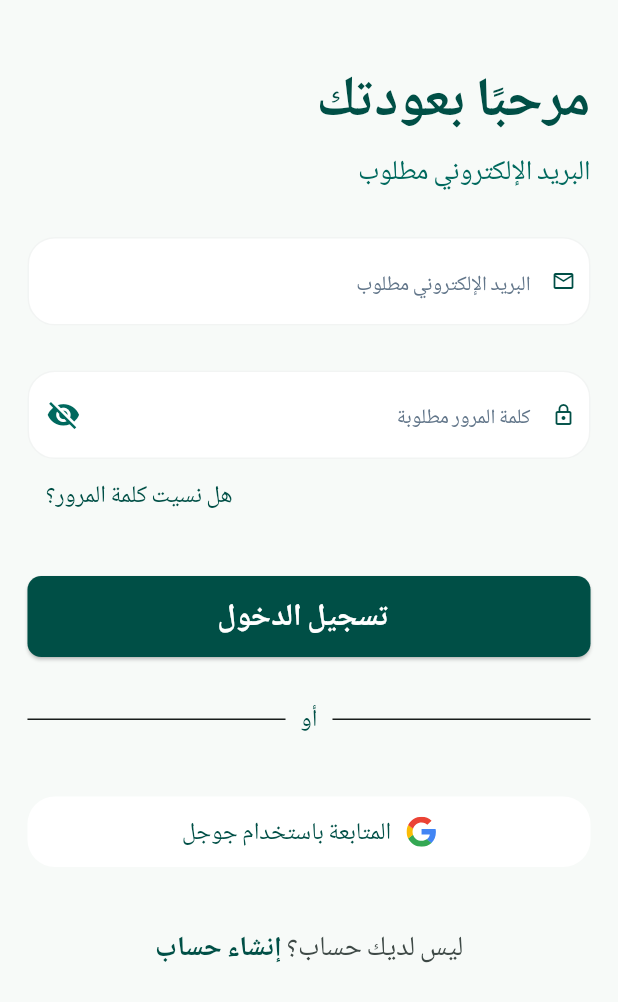
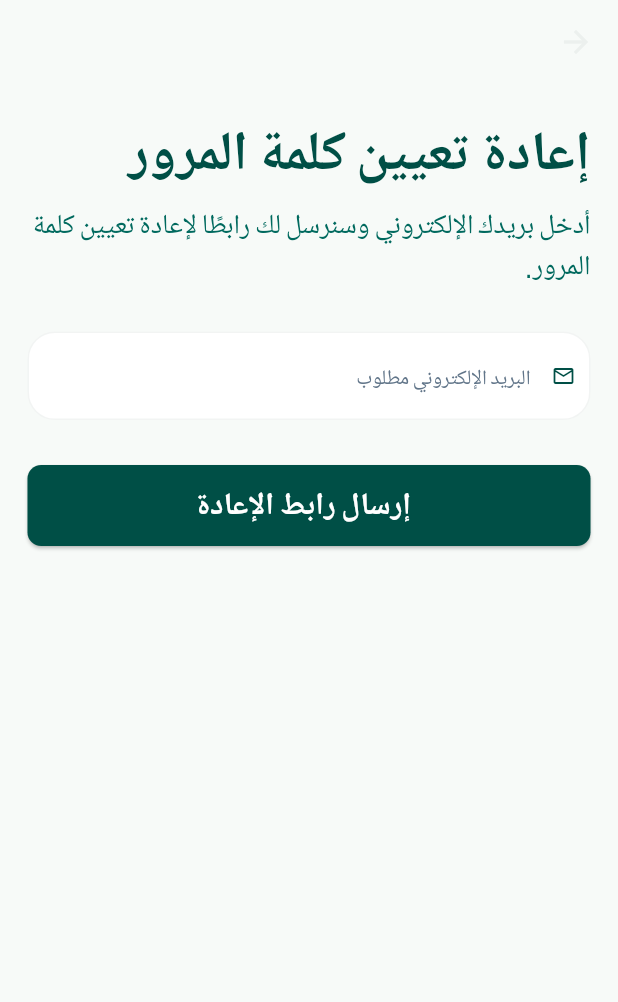
Before and after one commit to aliNassef/Lumna-Dashboard, a Flutter app: the LoginView screen opened by its route, after a tap on "هل نسيت كلمة المرور؟", on a phone screen of 412 x 824 dp. Shown: the top 1002 px of the screen. Run offline on Flutter 3.47's test engine with Material 3 defaults, Android fonts, the phone set to English and light mode, and no system bars; our stand-ins replace bloc, cached_network_image, dartz, data_table_2, dio, dotted_border and 21 more; missing offline and left inert: flutter_lazy_indexed_stack, mapbox_maps_flutter; accounts and stored records are empty; network calls fail.

Commit message:
Add forgot-password flow and admin session check
Implements password-reset and update flow and ensures only admin sessions persist on cold start. Added ForgotPasswordCubit, states, views, and widgets (forgot/update password). Extended AuthRemoteDataSource and AuthRepo with resetPassword/updatePassword. Registered the cubit in DI and exported it. Added routes/exports for forgot/update password and wired LoginView to navigate to the reset flow. Centralized admin enforcement: AppConfig clears non-admin restored sessions on startup and AuthCubit enforces admin after sign-in/deep-link. Also added locale keys and translations for the new UI strings.

```diff
--- a/assets/translations/ar.json
+++ b/assets/translations/ar.json
@@ -66,6 +66,13 @@
   "auth_continue_google": "المتابعة باستخدام جوجل",
   "auth_create_account": "إنشاء حساب",
   "auth_join": "انضم إلى مجتمعنا",
+  "auth_reset_password_title": "إعادة تعيين كلمة المرور",
+  "auth_reset_password_subtitle": "أدخل بريدك الإلكتروني وسنرسل لك رابطًا لإعادة تعيين كلمة المرور.",
+  "auth_send_reset_link": "إرسال رابط الإعادة",
+  "auth_reset_email_sent": "لقد أرسلنا رابط إعادة تعيين كلمة المرور إلى بريدك الإلكتروني.",
+  "auth_new_password": "كلمة المرور الجديدة",
+  "auth_update_password": "تحديث كلمة المرور",
+  "auth_password_updated": "تم تحديث كلمة المرور بنجاح.",
   "create_account": "إنشاء حساب",
   "join_community": "انضم إلينا وابدأ رحلتك",
   "or": "أو",
--- a/lib/core/di/di.dart
+++ b/lib/core/di/di.dart
@@ -6,6 +6,7 @@ export '../../features/account/presentation/controller/account_cubit/account_cub
 export '../../features/auth/data/datasource/auth_remote_datasource.dart';
 export '../../features/auth/data/repo/auth_repo.dart';
 export '../../features/auth/presentation/controller/auth_cubit/auth_cubit.dart';
+export '../../features/auth/presentation/controller/forgot_password_cubit/forgot_password_cubit.dart';
 export '../../features/category/data/datasource/category_remote_datasource.dart';
 export '../../features/category/data/repo/category_repo.dart';
 export '../../features/category/presentation/controller/category_cubit/category_cubit.dart';
--- a/lib/core/di/injection_container.dart
+++ b/lib/core/di/injection_container.dart
@@ -71,6 +71,12 @@ Future<void> _setupAccountFeature() async {
 Future<void> _setupAuthFeature() async {
   injector.registerFactory(
     () => AuthCubit(
+      authRepo: injector<AuthRepo>(),
+    ),
+  );
+
+  injector.registerFactory(
+    () => ForgotPasswordCubit(
       authRepo: injector<AuthRepo>(),
     ),
   );
--- a/lib/core/navigation/app_routes.dart
+++ b/lib/core/navigation/app_routes.dart
@@ -22,6 +22,12 @@ class AppRouter {
         break;
       case LoginView.routeName:
         page = const LoginView();
+        break;
+      case ForgotPasswordView.routeName:
+        page = const ForgotPasswordView();
+        break;
+      case UpdatePasswordView.routeName:
+        page = const UpdatePasswordView();
         break;
       case LayoutView.routeName:
         page = const LayoutView();
--- a/lib/core/navigation/navigation.dart
+++ b/lib/core/navigation/navigation.dart
@@ -6,6 +6,8 @@ export 'navigator_key.dart';
 
 export '../../features/auth/presentation/views/login_view.dart';
 export '../../features/auth/presentation/views/signup_view.dart';
+export '../../features/auth/presentation/views/forgot_password_view.dart';
+export '../../features/auth/presentation/views/update_password_view.dart';
 export '../../features/category/presentation/views/manage_category_view.dart';
 export '../../features/layout/presentation/views/layout_view.dart';
 export '../../features/offers/presentation/views/manage_offers_view.dart';
--- /dev/null
+++ b/lib/features/auth/presentation/controller/forgot_password_cubit/forgot_password_state.dart
@@ -0,0 +1,25 @@
+part of 'forgot_password_cubit.dart';
+
+sealed class ForgotPasswordState extends Equatable {
+  const ForgotPasswordState();
+
+  @override
+  List<Object> get props => [];
+}
+
+final class ForgotPasswordInitial extends ForgotPasswordState {}
+
+final class ForgotPasswordLoading extends ForgotPasswordState {}
+
+final class ForgotPasswordEmailSent extends ForgotPasswordState {}
+
+final class ForgotPasswordUpdated extends ForgotPasswordState {}
+
+final class ForgotPasswordError extends ForgotPasswordState {
+  final Failure failure;
+
+  const ForgotPasswordError({required this.failure});
+
+  @override
+  List<Object> get props => [failure];
+}
--- /dev/null
+++ b/lib/features/auth/presentation/views/forgot_password_view.dart
@@ -0,0 +1,31 @@
+import 'package:flutter/material.dart';
+import 'package:flutter_bloc/flutter_bloc.dart';
+
+import '../../../../core/di/injection_container.dart';
+import '../../../../core/extensions/padding_extension.dart';
+import '../../../../core/utils/spacer.dart';
+import '../controller/forgot_password_cubit/forgot_password_cubit.dart';
+import '../widgets/forgot_password_body.dart';
+
+class ForgotPasswordView extends StatelessWidget {
+  const ForgotPasswordView({super.key});
+  static const String routeName = 'forgot_password';
+
+  @override
+  Widget build(BuildContext context) {
+    return Scaffold(
+      appBar: AppBar(
+        backgroundColor: Colors.transparent,
+        elevation: 0,
+      ),
+      body: SafeArea(
+        child: SingleChildScrollView(
+          child: BlocProvider(
+            create: (_) => injector<ForgotPasswordCubit>(),
+            child: const ForgotPasswordBody(),
+          ).withHorizontalPadding(Spacing.extraLarge),
+        ),
+      ),
+    );
+  }
+}
--- /dev/null
+++ b/lib/features/auth/presentation/widgets/forgot_password_body.dart
@@ -0,0 +1,113 @@
+import 'package:easy_localization/easy_localization.dart';
+import 'package:flutter/material.dart';
+import 'package:flutter_bloc/flutter_bloc.dart';
+import 'package:gap/gap.dart';
+
+import '../../../../core/extensions/app_dialog_extension.dart';
+import '../../../../core/extensions/color_extensions.dart';
+import '../../../../core/extensions/typography_extension.dart';
+import '../../../../core/navigation/navigation.dart';
+import '../../../../core/translation/locale_keys.g.dart';
+import '../../../../core/validator/validators.dart';
+import '../../../../core/widgets/custom_button.dart';
+import '../../../../core/widgets/custom_form_field.dart';
+import '../../../../core/widgets/loading_icon_indicator_button.dart';
+import '../controller/forgot_password_cubit/forgot_password_cubit.dart';
+
+class ForgotPasswordBody extends StatefulWidget {
+  const ForgotPasswordBody({super.key});
+
+  @override
+  State<ForgotPasswordBody> createState() => _ForgotPasswordBodyState();
+}
+
+class _ForgotPasswordBodyState extends State<ForgotPasswordBody> {
+  late final TextEditingController _emailController;
+  late final GlobalKey<FormState> _formKey;
+
+  @override
+  void initState() {
+    super.initState();
+    _emailController = TextEditingController();
+    _formKey = GlobalKey<FormState>();
+  }
+
+  @override
+  void dispose() {
+    _emailController.dispose();
+    _formKey.currentState?.dispose();
+    super.dispose();
+  }
+
+  @override
+  Widget build(BuildContext context) {
+    return Form(
+      key: _formKey,
+      child: Column(
+        crossAxisAlignment: .start,
+        children: [
+          const Gap(20),
+          Text(
+            LocaleKeys.auth_reset_password_title.tr(),
+            style: context.typography.bold32.copyWith(
+              color: context.colors.primary,
+            ),
+          ),
+          const Gap(8),
+          Text(
+            LocaleKeys.auth_reset_password_subtitle.tr(),
+            style: context.typography.medium16.copyWith(
+              color: context.colors.primaryContainer,
+            ),
+          ),
+          const Gap(30),
+          CustomTextFormField(
+            controller: _emailController,
+            hintText: LocaleKeys.auth_email_required.tr(),
+            prefixIcon: Icons.email_outlined,
+            validator: Validators.emailValidator,
+            keyboardType: TextInputType.emailAddress,
+          ),
+          const Gap(30),
+          BlocConsumer<ForgotPasswordCubit, ForgotPasswordState>(
+            listener: (context, state) {
+              if (state is ForgotPasswordEmailSent) {
+                context.showAppDialog(
+                  title: LocaleKeys.auth_reset_password_title.tr(),
+                  message: LocaleKeys.auth_reset_email_sent.tr(),
+                  isSuccess: true,
+                  onConfirm: () => context.pop(),
+                );
+              }
+              if (state is ForgotPasswordError) {
+                context.showAppDialog(
+                  title: 'Error',
+                  message: state.failure.errMessage,
+                  isSuccess: false,
+                );
+              }
+            },
+            builder: (context, state) {
+              return CustomButton(
+                isDisabled: state is ForgotPasswordLoading,
+                icon: LoadingIconIndicatorButton(
+                  isLoading: state is ForgotPasswordLoading,
+                ),
+                text: LocaleKeys.auth_send_reset_link.tr(),
+                onPressed: () => _sendResetLink(context),
+              );
+            },
+          ),
+        ],
+      ),
+    );
+  }
+
+  void _sendResetLink(BuildContext context) {
+    if (_formKey.currentState!.validate()) {
+      context.read<ForgotPasswordCubit>().sendResetEmail(
+        _emailController.text.trim(),
+      );
+    }
+  }
+}
--- a/lib/features/auth/presentation/widgets/login_view_body.dart
+++ b/lib/features/auth/presentation/widgets/login_view_body.dart
@@ -91,7 +91,10 @@ class _LoginViewBodyState extends State<LoginViewBody> {
           Align(
             alignment: isArabic ? Alignment.centerLeft : Alignment.centerRight,
             child: TextButton(
-              onPressed: () {},
+              onPressed: () => context.pushNamed(
+                ForgotPasswordView.routeName,
+                arguments: const NavArgs(animation: NavAnimation.fade),
+              ),
               child: Text(
                 LocaleKeys.auth_forgot_password.tr(),
                 style: context.typography.medium14.copyWith(
```
Also changed, not shown: assets/translations/en.json (+7 -0 lines), lib/admin_app.dart (+4 -4 lines), lib/core/config/app_config.dart (+15 -0 lines), lib/features/auth/data/datasource/auth_remote_datasource.dart (+20 -0 lines), lib/features/auth/data/repo/auth_repo.dart (+22 -0 lines), lib/features/auth/presentation/controller/auth_cubit/auth_cubit.dart (+20 -7 lines), lib/features/auth/presentation/controller/forgot_password_cubit/forgot_password_cubit.dart (added, +34 -0 lines), lib/features/auth/presentation/views/update_password_view.dart (added, +27 -0 lines), lib/features/auth/presentation/widgets/update_password_body.dart (added, +125 -0 lines), lib/core/translation/locale_keys.g.dart.
